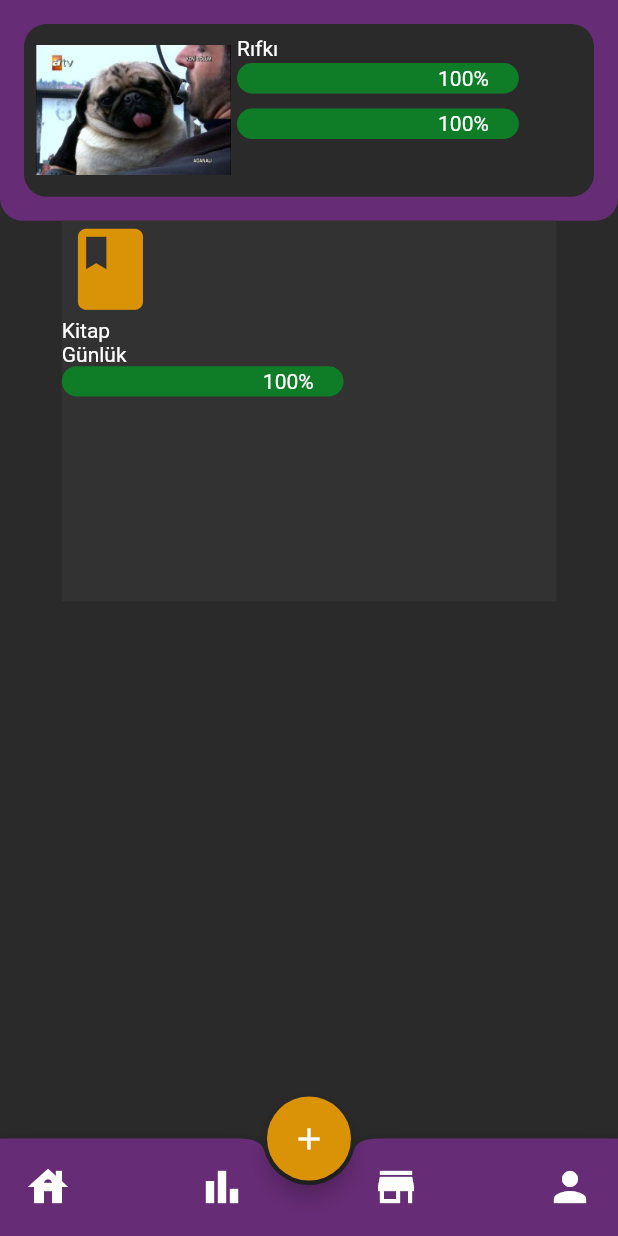
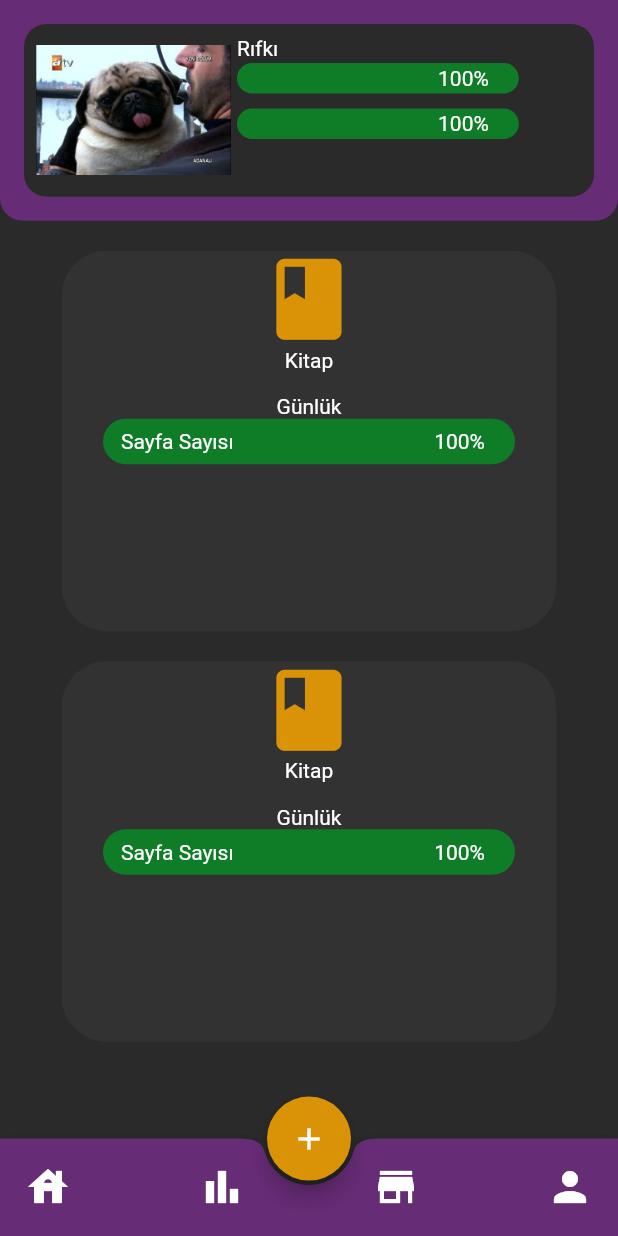
Before and after one commit to cangurdev/PanOut, a Flutter app: the screen it shows after launch, on a phone screen of 412 x 824 dp. Run offline on Flutter 3.47's test engine with Material 2 defaults, Android fonts, the phone set to English and light mode, and no system bars.

Commit message:
edited home card

```diff
--- a/lib/views/home_view.dart
+++ b/lib/views/home_view.dart
@@ -20,6 +20,13 @@ class Home extends StatelessWidget {
         child: Column(
           children: [
             HomeNavbar(),
+            SizedBox(
+              height: 20,
+            ),
+            HomeCard(),
+            SizedBox(
+              height: 20,
+            ),
             HomeCard(),
           ],
         ),
--- a/lib/widgets/card/home_card.dart
+++ b/lib/widgets/card/home_card.dart
@@ -9,8 +9,10 @@ class HomeCard extends StatelessWidget {
     return Container(
       width: getProportionateScreenWidth(300),
       height: getProportionateScreenHeight(250),
-      color: kGrayColor,
-      child: Column(crossAxisAlignment: CrossAxisAlignment.start, children: [
+      decoration: BoxDecoration(
+          borderRadius: BorderRadius.all(Radius.circular(30)),
+          color: kGrayColor),
+      child: Column(crossAxisAlignment: CrossAxisAlignment.center, children: [
         FormIconButton(
           icon: Icons.book,
           color: kIconColor,
@@ -18,7 +20,9 @@ class HomeCard extends StatelessWidget {
         Text(
           "Kitap",
           style: TextStyle(color: Colors.white),
-          textAlign: TextAlign.left,
+        ),
+        SizedBox(
+          height: 15,
         ),
         Text(
           "Günlük",
@@ -27,13 +31,23 @@ class HomeCard extends StatelessWidget {
         Container(
           alignment: Alignment.centerRight,
           padding: EdgeInsets.only(right: 20),
-          height: getProportionateScreenHeight(20),
-          width: getProportionateScreenWidth(171),
+          height: getProportionateScreenHeight(30),
+          width: getProportionateScreenWidth(250),
           decoration: BoxDecoration(
             borderRadius: BorderRadius.circular(30),
             color: kGreenColor,
           ),
-          child: Text("100%", style: TextStyle(color: Colors.white)),
+          child: Row(
+            mainAxisAlignment: MainAxisAlignment.spaceBetween,
+            children: [
+              Padding(
+                padding: const EdgeInsets.only(left: 12),
+                child:
+                    Text("Sayfa Sayısı", style: TextStyle(color: Colors.white)),
+              ),
+              Text("100%", style: TextStyle(color: Colors.white)),
+            ],
+          ),
         ),
       ]),
     );
```
